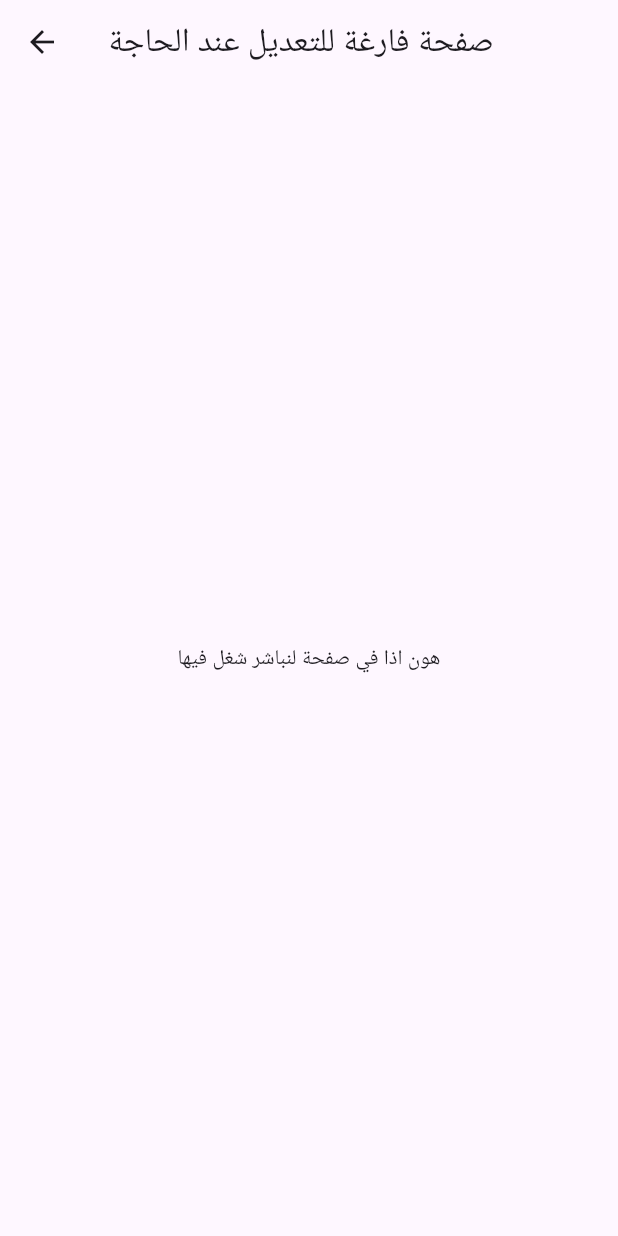
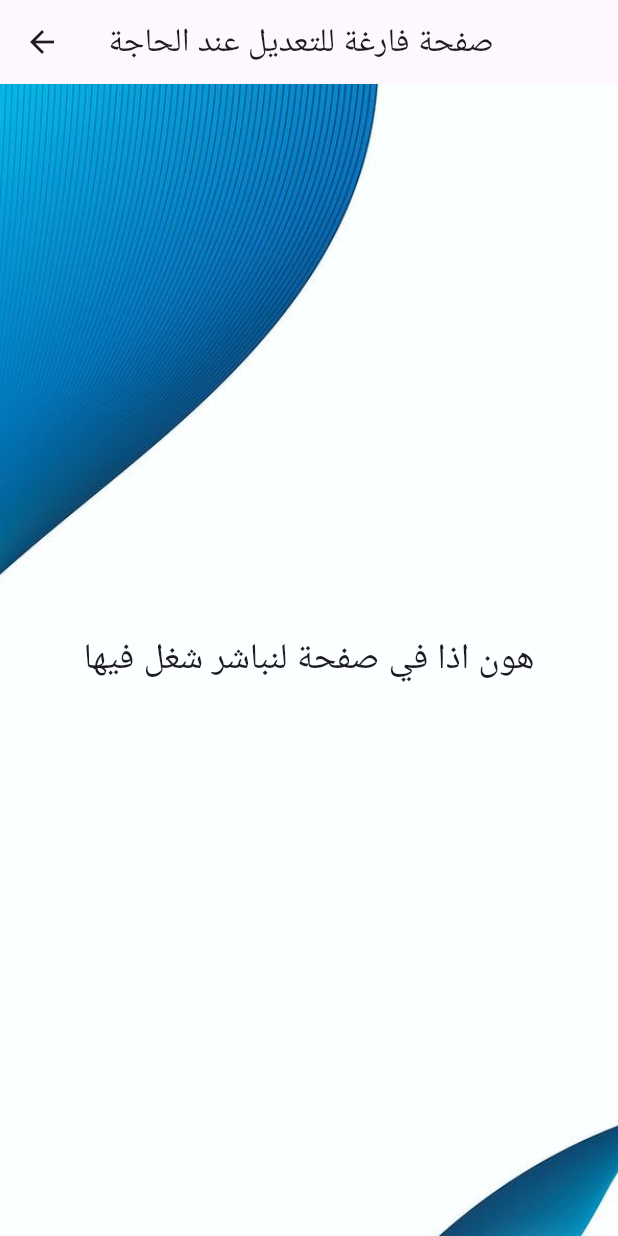
Before and after one commit to Kreatbox/learning_network, a Flutter app: the screen it shows after launch, after a tap on "الصفحة المؤقتة", on a phone screen of 412 x 824 dp. Run offline on Flutter 3.47's test engine with Material 3 defaults, Android fonts, the light colour scheme and no system bars; our stand-ins replace sqflite; accounts and stored records are empty.

Commit message:
just stuffs to mak the app prettier

```diff
--- a/lib/layouts/empty_page.dart
+++ b/lib/layouts/empty_page.dart
@@ -9,8 +9,26 @@ class EmptyPage extends StatelessWidget {
       appBar: AppBar(
         title: const Text('صفحة فارغة للتعديل عند الحاجة'),
       ),
-      body: const Center(
-        child: Text('هون اذا في صفحة لنباشر شغل فيها'),
+      body: Stack(
+        children: [
+          Container(
+            decoration: const BoxDecoration(
+              image: DecorationImage(
+                image: AssetImage('assets/images/background.jpg'),
+                fit: BoxFit.cover,
+              ),
+            ),
+          ),
+          const Center(
+            child: Text(
+              'هون اذا في صفحة لنباشر شغل فيها',
+              textAlign: TextAlign.center,
+              style: TextStyle(
+                fontSize: 24,
+              ),
+            ),
+          ),
+        ],
       ),
     );
   }
--- a/lib/main.dart
+++ b/lib/main.dart
@@ -31,37 +31,50 @@
       appBar: AppBar(
         title: const Text('تعليم محتوى مادة الشبكات'),
       ),
-      body: Center(
-        child: Padding(
+      body: Stack(
+        children: [
+          Container(
+            decoration: const BoxDecoration(
+              image: DecorationImage(
+                image: AssetImage('assets/images/background.jpg'),
+                fit: BoxFit.cover,
+              ),
+            ),
+          ),
+          Padding(
             padding: const EdgeInsets.all(16.0),
             child: Column(
               mainAxisAlignment: MainAxisAlignment.center,
               crossAxisAlignment: CrossAxisAlignment.stretch,
               children: <Widget>[
-              const Text(
-                '!أهلا في برنامج تعليم مادة الشبكات',
+                const Spacer(), // Push the content to the top
+                Container(
+                  decoration: BoxDecoration(
+                    color: Colors.blueAccent
+                        .withOpacity(0.9), // Adjust opacity as needed
+                    borderRadius:
+                        BorderRadius.circular(12), // Adjust radius as needed
+                  ),
+                  padding:
+                      const EdgeInsets.symmetric(vertical: 8, horizontal: 16),
+                  child: const Align(
+                    alignment: Alignment.topCenter,
+                    child: Text(
+                      'أهلاً بك في برنامج\n! تعليم مادة الشبكات',
                       textAlign: TextAlign.center,
                       style: TextStyle(
-                  fontSize: 24,
+                        fontSize: 28,
                         fontWeight: FontWeight.bold,
+                        color: Colors.white,
                       ),
                     ),
+                  ),
+                ),
+
                 const SizedBox(height: 40),
-              ElevatedButton(
-                style: ElevatedButton.styleFrom(
-                  padding: const EdgeInsets.symmetric(vertical: 20),
-                  textStyle: const TextStyle(fontSize: 18),
-                ),
-                onPressed: () {
-                  Navigator.push(
-                    context,
-                    MaterialPageRoute(builder: (context) => const EmptyPage()),
-                  );
-                },
-                child: const Text('الصفحة المؤقتة'),
-              ),
-              const SizedBox(height: 20),
-              ElevatedButton(
+                SizedBox(
+                  width: double.infinity,
+                  child: ElevatedButton(
                     style: ElevatedButton.styleFrom(
                       padding: const EdgeInsets.symmetric(vertical: 20),
                       textStyle: const TextStyle(fontSize: 18),
@@ -70,13 +83,17 @@
                       Navigator.push(
                         context,
                         MaterialPageRoute(
-                        builder: (context) => const LessonsPage()),
+                          builder: (context) => const EmptyPage(),
+                        ),
                       );
                     },
-                child: const Text('الدروس'),
+                    child: const Text('الصفحة المؤقتة'),
+                  ),
                 ),
                 const SizedBox(height: 20),
-              ElevatedButton(
+                SizedBox(
+                  width: double.infinity,
+                  child: ElevatedButton(
                     style: ElevatedButton.styleFrom(
                       padding: const EdgeInsets.symmetric(vertical: 20),
                       textStyle: const TextStyle(fontSize: 18),
@@ -84,14 +101,38 @@
                     onPressed: () {
                       Navigator.push(
                         context,
-                    MaterialPageRoute(builder: (context) => const TestsPage()),
+                        MaterialPageRoute(
+                          builder: (context) => const LessonsPage(),
+                        ),
+                      );
+                    },
+                    child: const Text('الدروس'),
+                  ),
+                ),
+                const SizedBox(height: 20),
+                SizedBox(
+                  width: double.infinity,
+                  child: ElevatedButton(
+                    style: ElevatedButton.styleFrom(
+                      padding: const EdgeInsets.symmetric(vertical: 20),
+                      textStyle: const TextStyle(fontSize: 18),
+                    ),
+                    onPressed: () {
+                      Navigator.push(
+                        context,
+                        MaterialPageRoute(
+                          builder: (context) => const TestsPage(),
+                        ),
                       );
                     },
                     child: const Text('التدريبات'),
                   ),
+                ),
+                const Spacer(), // Push the content to the bottom
               ],
             ),
           ),
+        ],
       ),
     );
   }
```
Also changed, not shown: lib/layouts/tests_page.dart (+64 -10 lines), pubspec.yaml (+4 -3 lines), assets/images/background.jpg (added). Lines whose indentation alone changed are shown as unchanged.
